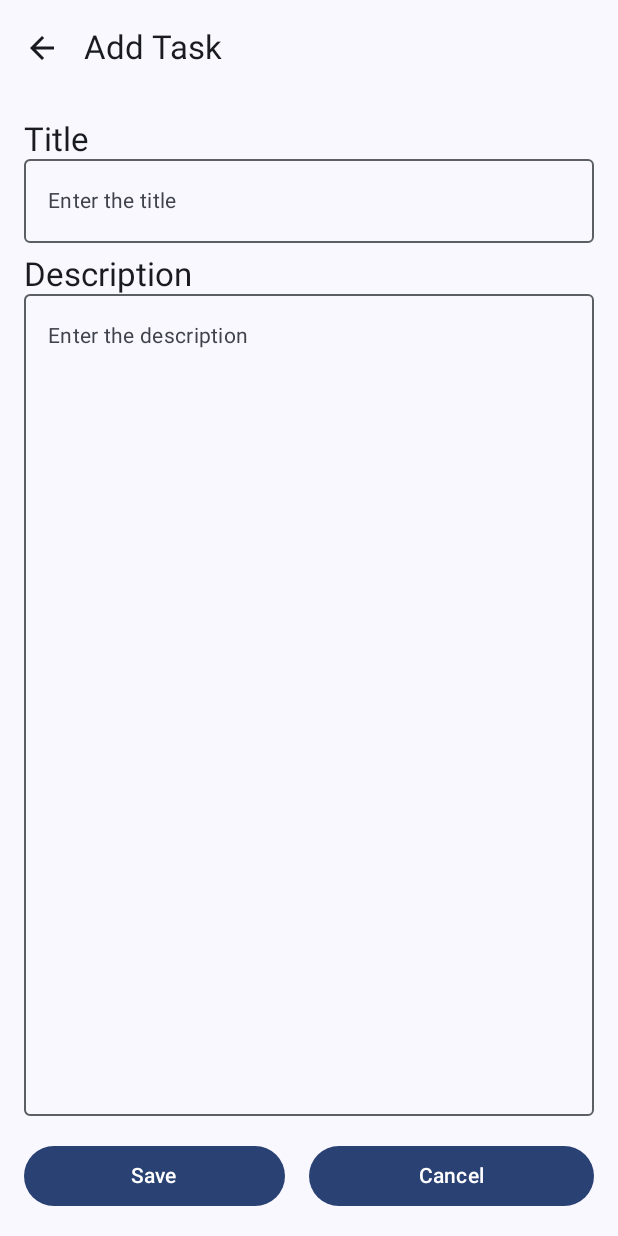
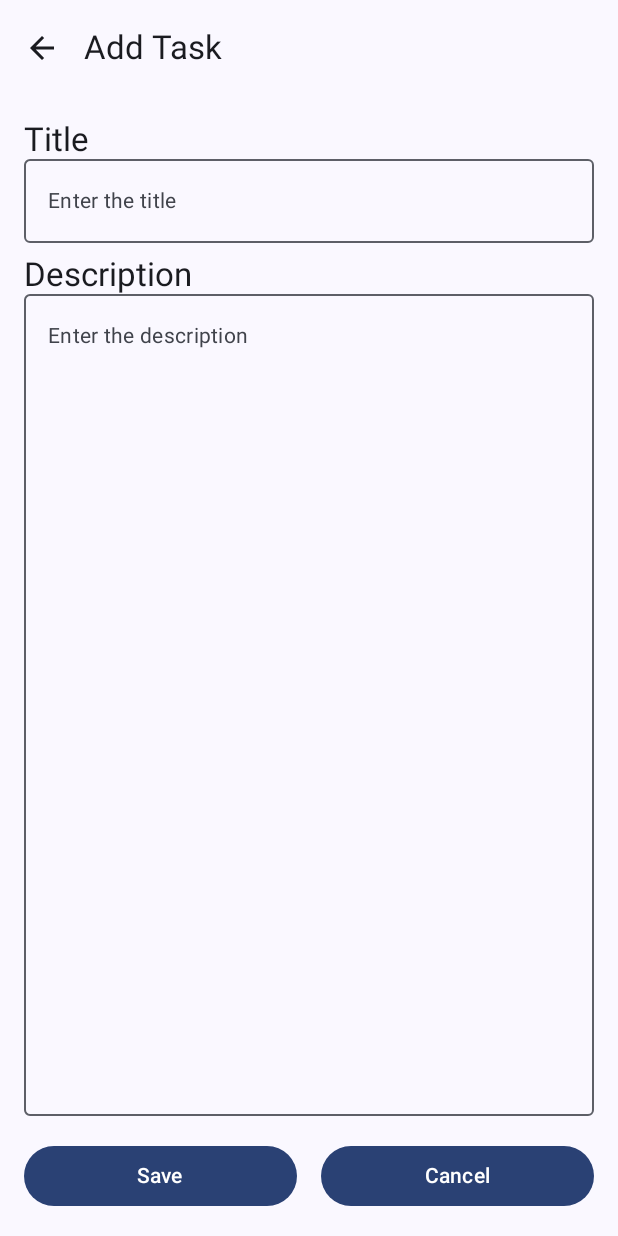
Before and after one commit to kumgold/calendar-clone, an Android app built with Jetpack Compose: the AddEditTaskScreen screen opened through its navigation route, on a phone screen of 412 x 824 dp. Run offline under Robolectric (Android 15) with nearby library versions, the phone set to English and light mode, and no system bars; our stand-ins replace Dagger/Hilt's generated code.

Commit message:
Update AddEditTaskScreen.kt

```diff
--- a/app/src/main/java/com/goldcompany/apps/todoapplication/addedittask/AddEditTaskScreen.kt
+++ b/app/src/main/java/com/goldcompany/apps/todoapplication/addedittask/AddEditTaskScreen.kt
@@ -1,10 +1,15 @@
 package com.goldcompany.apps.todoapplication.addedittask
 
+import androidx.annotation.StringRes
+import androidx.compose.foundation.background
 import androidx.compose.foundation.layout.Column
 import androidx.compose.foundation.layout.Row
+import androidx.compose.foundation.layout.Spacer
 import androidx.compose.foundation.layout.fillMaxSize
 import androidx.compose.foundation.layout.fillMaxWidth
+import androidx.compose.foundation.layout.height
 import androidx.compose.foundation.layout.padding
+import androidx.compose.foundation.layout.width
 import androidx.compose.material3.Button
 import androidx.compose.material3.ExperimentalMaterial3Api
 import androidx.compose.material3.MaterialTheme
@@ -20,6 +25,9 @@ import androidx.compose.runtime.collectAsState
 import androidx.compose.runtime.getValue
 import androidx.compose.runtime.remember
 import androidx.compose.ui.Modifier
+import androidx.compose.ui.graphics.Color
+import androidx.compose.ui.graphics.RectangleShape
+import androidx.compose.ui.graphics.Shape
 import androidx.compose.ui.res.dimensionResource
 import androidx.compose.ui.res.stringResource
 import androidx.hilt.navigation.compose.hiltViewModel
@@ -115,7 +123,6 @@ private fun AddEditTaskContent(
     }
 }
 
-@OptIn(ExperimentalMaterial3Api::class)
 @Composable
 private fun EditTaskScreen(
     modifier: Modifier,
@@ -128,49 +135,29 @@ private fun EditTaskScreen(
     updateTask: () -> Unit,
     navigateBack: () -> Unit
 ) {
-    val titleLargeStyle = MaterialTheme.typography.titleLarge
-    val textMediumStyle = MaterialTheme.typography.bodyMedium
-
     Column(
         modifier = modifier
             .padding(all = dimensionResource(id = R.dimen.horizontal_margin))
             .fillMaxSize()
     ) {
-        Text(
-            text = stringResource(id = R.string.title),
-            style = titleLargeStyle
+        TaskTextInputView(
+            modifier = Modifier.fillMaxWidth(),
+            text = title,
+            onTextChange = onTitleChange,
+            titleResource = R.string.title,
+            hintResource = R.string.title_hint,
+            isSingleLine = true
         )
-        OutlinedTextField(
-            modifier = Modifier.fillMaxWidth(),
-            value = title,
-            onValueChange = onTitleChange,
-            placeholder = {
-                Text(
-                    text = stringResource(id = R.string.title_hint),
-                    style = textMediumStyle
-                )
-            },
-            textStyle = textMediumStyle,
-            maxLines = 1
-        )
-        Text(
-            modifier = Modifier.padding(top = dimensionResource(id = R.dimen.vertical_margin)),
-            text = stringResource(id = R.string.description),
-            style = titleLargeStyle
-        )
-        OutlinedTextField(
+        Spacer(modifier = Modifier.height(dimensionResource(id = R.dimen.vertical_margin)))
+        TaskTextInputView(
             modifier = Modifier
                 .fillMaxWidth()
                 .weight(1f),
-            value = description,
-            onValueChange = onDescriptionChange,
-            placeholder = {
-                Text(
-                    text = stringResource(id = R.string.description_hint),
-                    style = textMediumStyle
-                )
-            },
-            textStyle = textMediumStyle
+            text = description,
+            onTextChange = onDescriptionChange,
+            titleResource = R.string.description,
+            hintResource = R.string.description_hint,
+            isSingleLine = false
         )
         Row(
             modifier = Modifier
@@ -178,13 +165,12 @@ private fun EditTaskScreen(
                 .padding(top = dimensionResource(id = R.dimen.horizontal_margin))
         ) {
             Button(
-                modifier = Modifier
-                    .weight(1f)
-                    .padding(end = dimensionResource(id = R.dimen.horizontal_margin)),
+                modifier = Modifier.weight(1f),
                 onClick = { updateTask() }
             ) {
                 Text(text = stringResource(id = R.string.save))
             }
+            Spacer(modifier = Modifier.width(dimensionResource(id = R.dimen.horizontal_margin)))
             Button(
                 modifier = Modifier.weight(1f),
                 onClick = { navigateBack() }
@@ -194,3 +180,36 @@ private fun EditTaskScreen(
         }
     }
 }
+
+@OptIn(ExperimentalMaterial3Api::class)
+@Composable
+private fun TaskTextInputView(
+    modifier: Modifier,
+    text: String,
+    onTextChange: (String) -> Unit,
+    @StringRes titleResource: Int,
+    @StringRes hintResource: Int,
+    isSingleLine: Boolean
+
+) {
+    val titleLargeStyle = MaterialTheme.typography.titleLarge
+    val textMediumStyle = MaterialTheme.typography.bodyMedium
+
+    Text(
+        text = stringResource(id = titleResource),
+        style = titleLargeStyle
+    )
+    OutlinedTextField(
+        modifier = modifier,
+        value = text,
+        onValueChange = onTextChange,
+        placeholder = {
+            Text(
+                text = stringResource(id = hintResource),
+                style = textMediumStyle
+            )
+        },
+        textStyle = textMediumStyle,
+        singleLine = isSingleLine
+    )
+}
```
